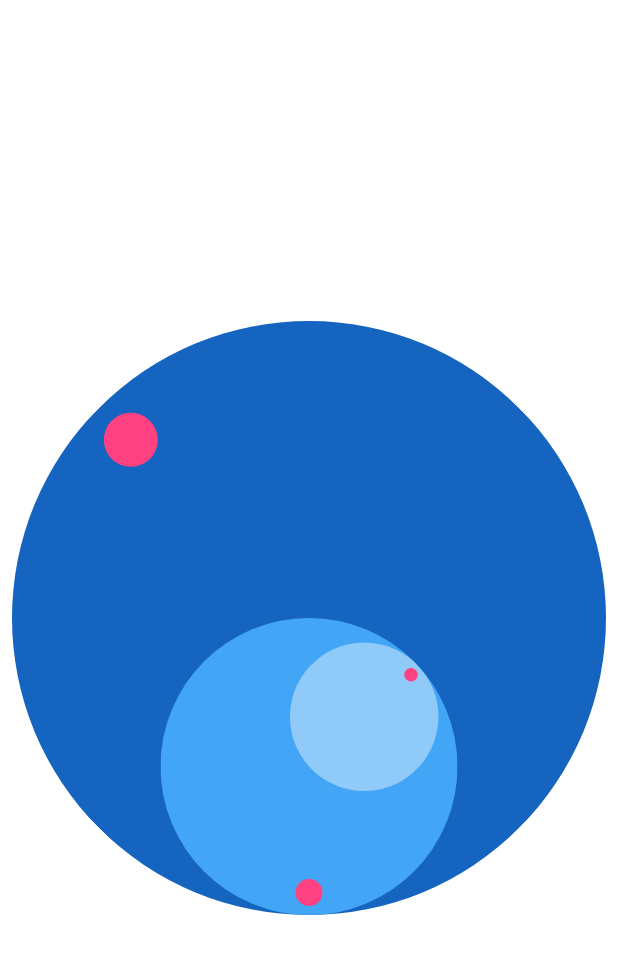
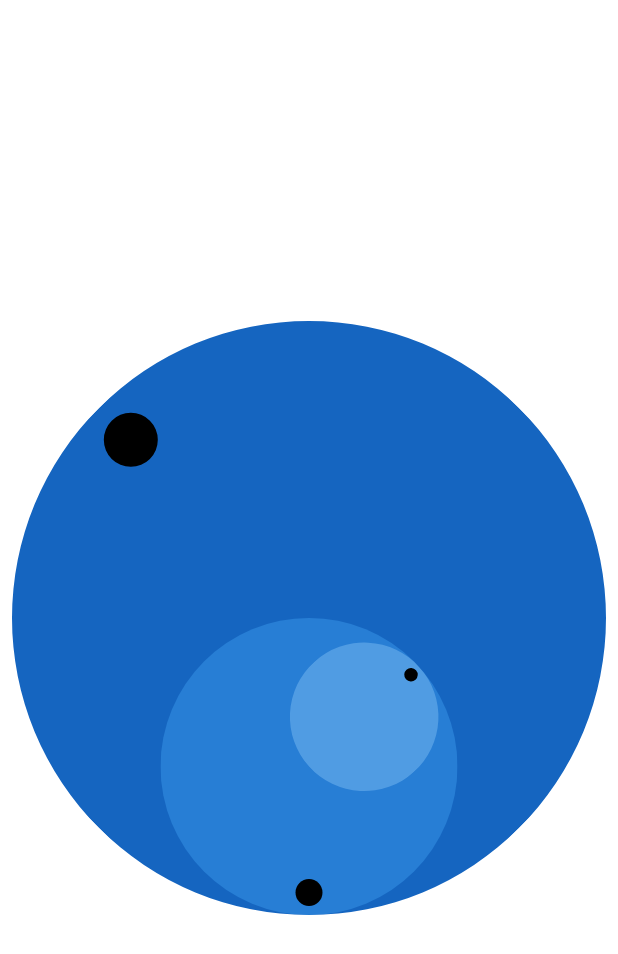
Before and after one commit to drogel/recursive_clock, a Flutter app: the screen it shows after launch, on a phone screen of 412 x 824 dp. Shown: the top 954 px of the screen. Run offline on Flutter 3.47's test engine with Material 2 defaults, Android fonts, the phone set to English and light mode, and no system bars.

Commit message:
updates hands doc comments

```diff
--- a/lib/hand/circle_pointer.dart
+++ b/lib/hand/circle_pointer.dart
@@ -1,25 +1,30 @@
 import 'package:flutter/material.dart';
 import 'package:recursive_clock/hand/hand_decoration.dart';
-import 'package:recursive_clock/hand/pointer_indicator.dart';
+import 'package:recursive_clock/hand/indicator.dart';
 
+/// A widget that draws a circle and an [Indicator] for a clock hand.
+///
+/// This widget stacks a circularly clipped [Container] and an [Indicator].
 class CirclePointer extends StatelessWidget {
+  /// Creates an immutable [CirclePointer].
+  ///
+  /// Its [decoration] value cannot be null.
   const CirclePointer({
     @required this.decoration,
-    this.child,
   }) : assert(decoration != null);
 
+  /// A [HandDecoration] that will pass its style values to the corresponding
+  /// [CirclePointer] components.
   final HandDecoration decoration;
-  final Widget child;
 
+  /// Builds the [CirclePointer]'s circle by clipping a [Container] widget.
   Widget _buildCircle() => ClipOval(child: Container(color: decoration.color));
 
   @override
   Widget build(BuildContext context) => Stack(
-        alignment: Alignment.center,
         children: <Widget>[
           _buildCircle(),
-          PointerIndicator(),
-          if (child != null) child
+          Indicator(color: decoration.indicatorColor),
         ],
       );
 }
--- a/lib/hand/hand_decoration.dart
+++ b/lib/hand/hand_decoration.dart
@@ -1,7 +1,19 @@
 import 'package:flutter/material.dart';
 
+/// An immutable description of how to paint an analog clock hand.
+///
+/// This class contains all the variables needed to specify the style in
+/// which a clock hand should be painted.
 class HandDecoration {
-  const HandDecoration({this.color = Colors.white}) : assert(color != null);
+  const HandDecoration({
+    this.color = Colors.white,
+    this.indicatorColor = Colors.black,
+  })  : assert(color != null),
+        assert(indicatorColor != null);
 
+  /// The color of the clock hand's main body, i.e., the pointer.
   final Color color;
+
+  /// The color of the clock hand's indicator.
+  final Color indicatorColor;
 }
--- /dev/null
+++ b/lib/hand/indicator.dart
@@ -0,0 +1,50 @@
+import 'package:flutter/material.dart';
+
+/// Indicator's top distance relative to its parent default value.
+const double _kTopPadding = 12;
+
+/// Indicator's size default value.
+const double _kSize = 36;
+
+/// A widget that indicates the clock number whose parent hand is pointing to.
+///
+/// This widget will be aligned to the top center of its parent widget, so that
+/// it's stacked at the tip of a clock hand to help the user read the
+/// corresponding hour, minute or second more clearly.
+class Indicator extends StatelessWidget {
+  /// Creates a widget that highlights a clock number.
+  ///
+  /// None of its properties should be null.
+  const Indicator({
+    this.color = Colors.black,
+    this.topPadding = _kTopPadding,
+    this.size = _kSize,
+  })  : assert(color != null),
+        assert(topPadding != null),
+        assert(size != null);
+
+  /// Top inset distance relative to its parent widget.
+  final double topPadding;
+
+  /// The [Indicator]'s painted area size. It does not include the padding.
+  final double size;
+
+  /// The [Indicator]'s body color.
+  final Color color;
+
+  @override
+  Widget build(BuildContext context) => Padding(
+        padding: EdgeInsets.only(top: topPadding),
+        child: Align(
+          alignment: Alignment.topCenter,
+          child: Container(
+            width: size,
+            height: size,
+            decoration: BoxDecoration(
+              color: color,
+              borderRadius: BorderRadius.circular(size / 2),
+            ),
+          ),
+        ),
+      );
+}
--- a/lib/hand/pointer_indicator.dart
+++ /dev/null
@@ -1,32 +0,0 @@
-import 'package:flutter/material.dart';
-
-const double _kTopPadding = 12;
-const double _kWidth = 36;
-
-class PointerIndicator extends StatelessWidget {
-  const PointerIndicator({
-    this.topPadding = _kTopPadding,
-    this.width = _kWidth,
-  });
-
-  final double topPadding;
-  final double width;
-
-  @override
-  Widget build(BuildContext context) => Padding(
-        padding: EdgeInsets.only(top: topPadding),
-        child: LayoutBuilder(
-          builder: (_, constraints) => Align(
-            alignment: Alignment.topCenter,
-            child: Container(
-              width: width,
-              height: width,
-              decoration: BoxDecoration(
-                color: Colors.pinkAccent,
-                borderRadius: BorderRadius.circular(width / 2),
-              ),
-            ),
-          ),
-        ),
-      );
-}
--- a/lib/hand/recursive_hand.dart
+++ b/lib/hand/recursive_hand.dart
@@ -3,6 +3,11 @@ import 'package:recursive_clock/hand/circle_pointer.dart';
 import 'package:recursive_clock/hand/hand.dart';
 import 'package:recursive_clock/hand/hand_decoration.dart';
 
+/// A widget that draws a clock [Hand] that can have another child [Hand] in it.
+///
+/// This widget applies the [Transform]s associated to the [angleRadians] and
+/// [size] parameters from the [Hand] base class it is extending from to
+/// rotate and resize the clock hand.
 class RecursiveHand extends Hand {
   const RecursiveHand({
     @required double angleRadians,
@@ -15,9 +20,21 @@ class RecursiveHand extends Hand {
           angleRadians: angleRadians,
         );
 
+  /// A [HandDecoration] object that contains style parameters for the
+  /// [CirclePointer] child in the widget tree.
   final HandDecoration decoration;
-  final Widget child;
+
+  /// Controls the placement of the hand's [Transform.scale] transform.
+  ///
+  /// For the hour clock hand, it should be centered with [Alignment.center],
+  /// but for the rest of children [Hand]s, this should be [Alignment.topCenter]
+  /// so that the hand's angle is measured from the 12 o'clock position.
   final Alignment scaleAlignment;
+
+
+  /// A child [Hand] widget that can be stacked to this clock hand to build the
+  /// recursive clock.
+  final Hand child;
 
   @override
   Widget build(BuildContext context) => Center(
@@ -29,9 +46,11 @@ class RecursiveHand extends Hand {
               child: Transform.scale(
                 alignment: scaleAlignment,
                 scale: size,
-                child: CirclePointer(
-                  decoration: decoration,
-                  child: child,
+                child: Stack(
+                  children: <Widget>[
+                    CirclePointer(decoration: decoration),
+                    if (child != null) child
+                  ],
                 ),
               ),
             ),
--- a/lib/recursive_clock.dart
+++ b/lib/recursive_clock.dart
@@ -11,8 +11,8 @@ class RecursiveClock extends StatelessWidget {
 
   @override
   Widget build(BuildContext context) => Padding(
-    padding: const EdgeInsets.all(8.0),
-    child: StreamBuilder<ClockState>(
+        padding: const EdgeInsets.all(8.0),
+        child: StreamBuilder<ClockState>(
           initialData: _viewModel.initialData,
           stream: _viewModel.stateStream,
           builder: (context, snapshot) => RecursiveHand(
@@ -22,14 +22,18 @@ class RecursiveClock extends StatelessWidget {
             child: RecursiveHand(
               size: _kChildHandSize,
               angleRadians: snapshot.data.minuteRadians,
-              decoration: HandDecoration(color: Colors.blue[400]),
+              decoration: HandDecoration(
+                color: Colors.blue[400].withAlpha(100),
+              ),
               child: RecursiveHand(
                 size: _kChildHandSize,
                 angleRadians: snapshot.data.secondRadians,
-                decoration: HandDecoration(color: Colors.blue[200]),
+                decoration: HandDecoration(
+                  color: Colors.blue[200].withAlpha(100),
+                ),
               ),
             ),
           ),
         ),
-  );
+      );
 }
```
Also changed, not shown: lib/hand/hand.dart (+9 -0 lines).
